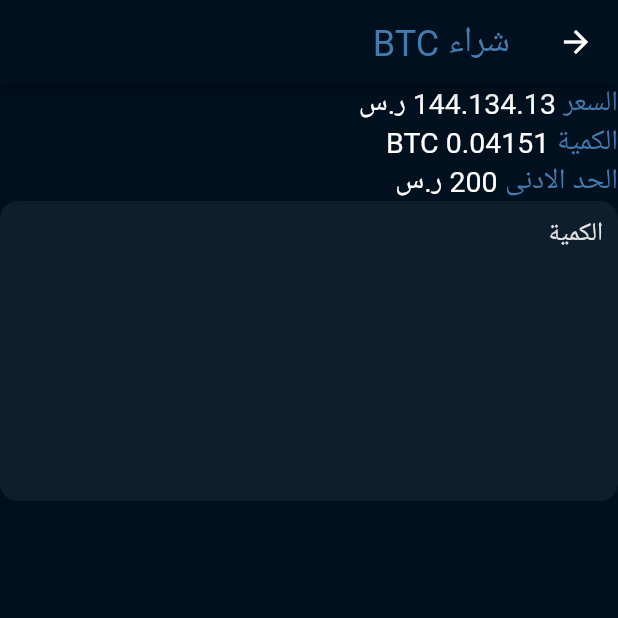
After one commit to Abdulaziz4/aomlah, a Flutter app: the BuyCoinOverviewView screen opened by its route, on a phone screen of 412 x 824 dp, the top half of it. The commit adds this screen. Run offline on Flutter 3.47's test engine with Material 2 defaults, Android fonts, the phone set to English and light mode, and no system bars; our stand-ins replace firebase_core, flutter_spinkit, flutter_svg, google_fonts, logger, rxdart and 4 more; accounts and stored records are empty; network calls fail; Roboto replaces fonts that are missing (Cairo).

Commit message:
Adding base layout

```diff
--- a/lib/core/app/app.dart
+++ b/lib/core/app/app.dart
@@ -9,6 +9,7 @@ import 'package:aomlah/ui/views/create_offer/create_offer_view.dart';
 import 'package:aomlah/ui/views/navigation/navigation_view.dart';
 import 'package:aomlah/ui/views/profile/profile_view.dart';
 import 'package:aomlah/ui/views/startup/startup_view.dart';
+import 'package:aomlah/ui/views/trading/trader/buy_coin_overview_view.dart';
 import 'package:stacked/stacked_annotations.dart';
 import 'package:stacked_services/stacked_services.dart';
 
@@ -21,6 +22,7 @@ import 'package:stacked_services/stacked_services.dart';
     MaterialRoute(page: CreateOfferView),
     MaterialRoute(page: VerifyAccountPromotionView),
     MaterialRoute(page: WelcomeView),
+    MaterialRoute(page: BuyCoinOverviewView),
   ],
   dependencies: [
     // Register all services and deps.
--- a/lib/core/app/app.router.dart
+++ b/lib/core/app/app.router.dart
@@ -16,6 +16,7 @@ import '../../ui/views/create_offer/create_offer_view.dart';
 import '../../ui/views/navigation/navigation_view.dart';
 import '../../ui/views/profile/profile_view.dart';
 import '../../ui/views/startup/startup_view.dart';
+import '../../ui/views/trading/trader/buy_coin_overview_view.dart';
 
 class Routes {
   static const String startupView = '/';
@@ -25,6 +26,7 @@ class Routes {
   static const String verifyAccountPromotionView =
       '/verify-account-promotion-view';
   static const String welcomeView = '/welcome-view';
+  static const String buyCoinOverviewView = '/buy-coin-overview-view';
   static const all = <String>{
     startupView,
     navigationView,
@@ -32,6 +34,7 @@ class Routes {
     createOfferView,
     verifyAccountPromotionView,
     welcomeView,
+    buyCoinOverviewView,
   };
 }
 
@@ -46,6 +49,7 @@ class StackedRouter extends RouterBase {
     RouteDef(Routes.verifyAccountPromotionView,
         page: VerifyAccountPromotionView),
     RouteDef(Routes.welcomeView, page: WelcomeView),
+    RouteDef(Routes.buyCoinOverviewView, page: BuyCoinOverviewView),
   ];
   @override
   Map<Type, StackedRouteFactory> get pagesMap => _pagesMap;
@@ -86,5 +90,11 @@ class StackedRouter extends RouterBase {
         settings: data,
       );
     },
+    BuyCoinOverviewView: (data) {
+      return MaterialPageRoute<dynamic>(
+        builder: (context) => const BuyCoinOverviewView(),
+        settings: data,
+      );
+    },
   };
 }
--- a/lib/ui/views/offers_discovery/components/offer_card.dart
+++ b/lib/ui/views/offers_discovery/components/offer_card.dart
@@ -1,7 +1,10 @@
+import 'package:aomlah/core/app/app.locator.dart';
+import 'package:aomlah/core/app/app.router.dart';
 import 'package:aomlah/core/app/utils/constants.dart';
 import 'package:aomlah/ui/shared/custom_button.dart';
 import 'package:flutter/material.dart';
 import 'package:flutter_svg/flutter_svg.dart';
+import 'package:stacked_services/stacked_services.dart';
 
 class OfferCard extends StatelessWidget {
   final bool isBuy;
@@ -12,7 +15,10 @@ class OfferCard extends StatelessWidget {
 
   @override
   Widget build(BuildContext context) {
-    return Container(
+    return GestureDetector(
+      onTap: () =>
+          {locator<NavigationService>().navigateTo(Routes.buyCoinOverviewView)},
+      child: Container(
         height: 200,
         padding: const EdgeInsets.all(10),
         decoration: BoxDecoration(
@@ -70,6 +76,7 @@ class OfferCard extends StatelessWidget {
             ),
           ],
         ),
+      ),
     );
   }
 
--- /dev/null
+++ b/lib/ui/views/trading/components/spanned_text_item.dart
@@ -0,0 +1,30 @@
+import 'package:aomlah/core/app/utils/constants.dart';
+import 'package:flutter/material.dart';
+
+class SpannedTextItem extends StatelessWidget {
+  final String rightText;
+  final String leftText;
+
+  const SpannedTextItem(
+      {Key? key, required this.leftText, required this.rightText})
+      : super(key: key);
+
+  @override
+  Widget build(BuildContext context) {
+    return Row(
+      children: [
+        Text(
+          rightText,
+          style: Constants.mediumText.copyWith(
+            color: Constants.darkBlue,
+          ),
+        ),
+        SizedBox(width: 5),
+        Text(
+          leftText,
+          style: Constants.mediumText,
+        ),
+      ],
+    );
+  }
+}
--- /dev/null
+++ b/lib/ui/views/trading/trader/buy_coin_overview_view.dart
@@ -0,0 +1,44 @@
+import 'package:aomlah/core/app/utils/constants.dart';
+import 'package:aomlah/ui/shared/rounded_input_field.dart';
+import 'package:aomlah/ui/views/trading/components/spanned_text_item.dart';
+import 'package:flutter/material.dart';
+import 'package:flutter_svg/flutter_svg.dart';
+
+class BuyCoinOverviewView extends StatelessWidget {
+  const BuyCoinOverviewView({Key? key}) : super(key: key);
+
+  @override
+  Widget build(BuildContext context) {
+    return Scaffold(
+      appBar: AppBar(
+        title: Text("شراء BTC"),
+      ),
+      body: Column(
+        children: [
+          SpannedTextItem(
+            rightText: "السعر",
+            leftText: "144.134.13 ر.س",
+          ),
+          SpannedTextItem(
+            rightText: "الكمية",
+            leftText: "0.04151 BTC",
+          ),
+          SpannedTextItem(
+            rightText: "الحد الادنى",
+            leftText: "200 ر.س",
+          ),
+          Container(
+            decoration: BoxDecoration(
+              borderRadius: BorderRadius.circular(12),
+              color: Constants.black3dp,
+            ),
+            height: 200,
+            child: Column(
+              children: [RoundedInputField(label: "الكمية")],
+            ),
+          ),
+        ],
+      ),
+    );
+  }
+}
```
Lines whose indentation alone changed are shown as unchanged.
